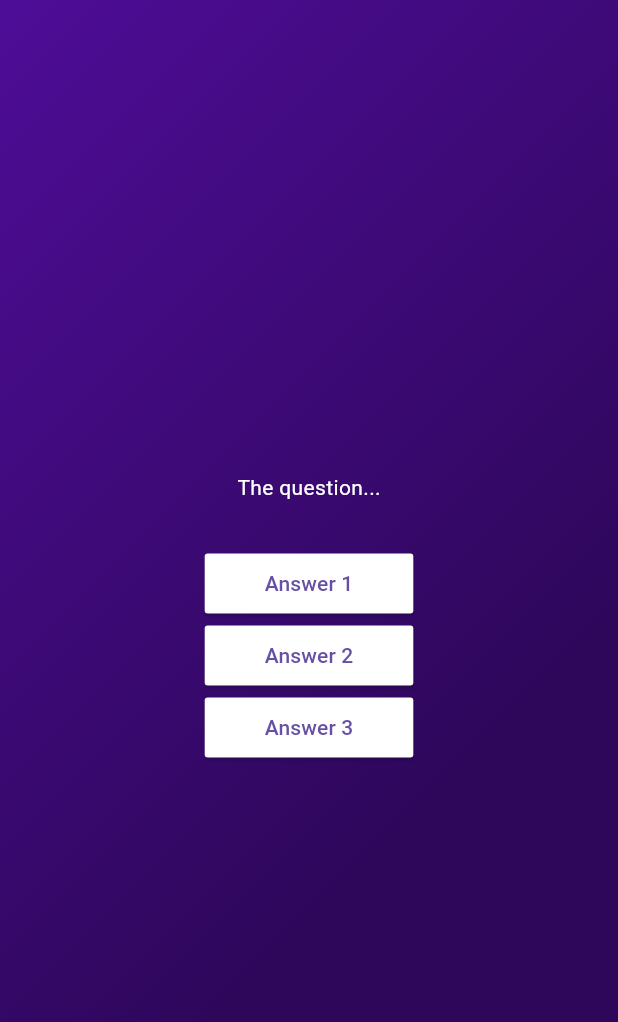
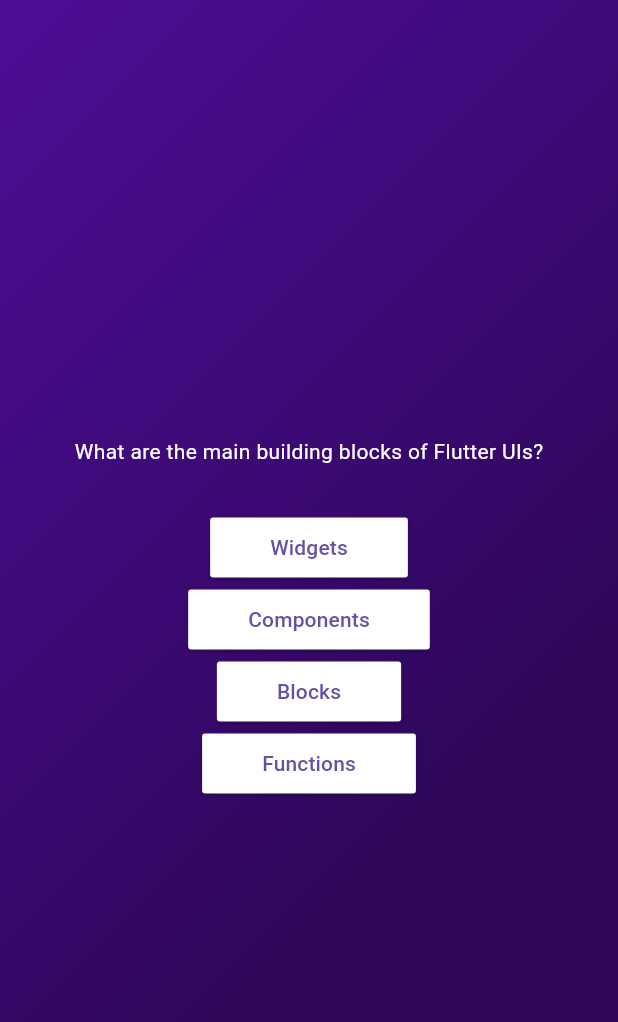
Before and after one commit to AdrianKnapp/quiz-app, a Flutter app: the screen it shows after launch, after a tap on "Start Quiz", on a phone screen of 412 x 824 dp. Shown: the top 1022 px of the screen. Run offline on Flutter 3.47's test engine with Material 3 defaults, Android fonts, the phone set to English and light mode, and no system bars.

Commit message:
feat(buttons): added answers buttons to map

```diff
--- a/lib/questions_screen.dart
+++ b/lib/questions_screen.dart
@@ -1,5 +1,5 @@
 import 'package:flutter/material.dart';
-
+import 'package:quiz_app/data/questions.dart';
 import 'package:quiz_app/answer_button.dart';
 
 class QuestionsScreen extends StatefulWidget {
@@ -14,17 +14,19 @@ class QuestionsScreen extends StatefulWidget {
 class _QuestionsScreenState extends State<QuestionsScreen> {
   @override
   Widget build(context) {
+    final currentQuestion = questions[0];
+
     return SizedBox(
       width: double.infinity,
       child: Column(mainAxisAlignment: MainAxisAlignment.center, children: [
-        const Text(
-          'The question...',
+        Text(
+          currentQuestion.text,
           style: TextStyle(color: Colors.white),
         ),
         const SizedBox(height: 30),
-        AnswerButton(answerText: 'Answer 1', onPressed: () {}),
-        AnswerButton(answerText: 'Answer 2', onPressed: () {}),
-        AnswerButton(answerText: 'Answer 3', onPressed: () {}),
+        ...currentQuestion.answers.map((answer) {
+          return AnswerButton(answerText: answer, onPressed: () {});
+        }),
       ]),
     );
   }
```
